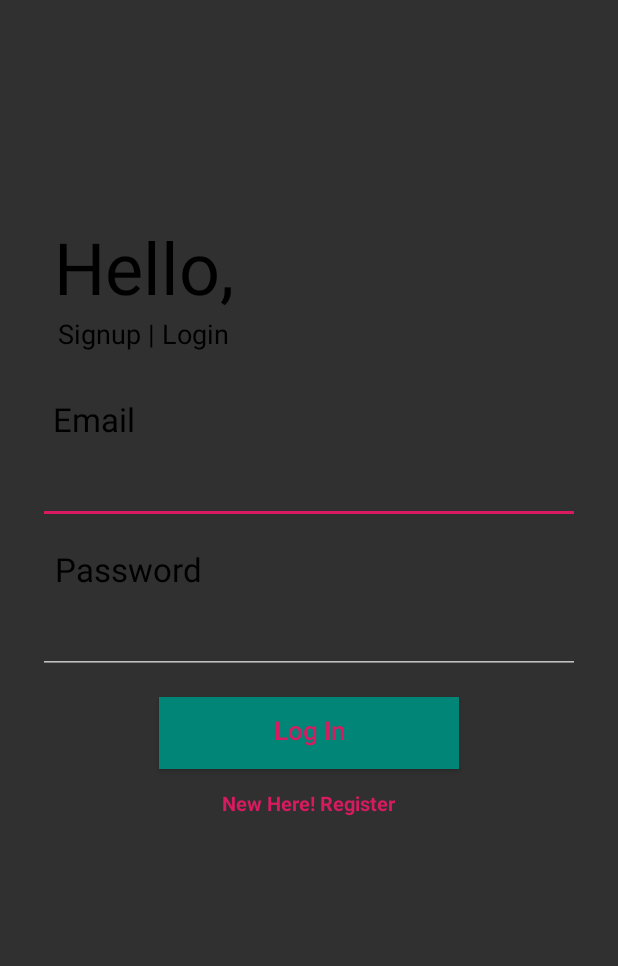
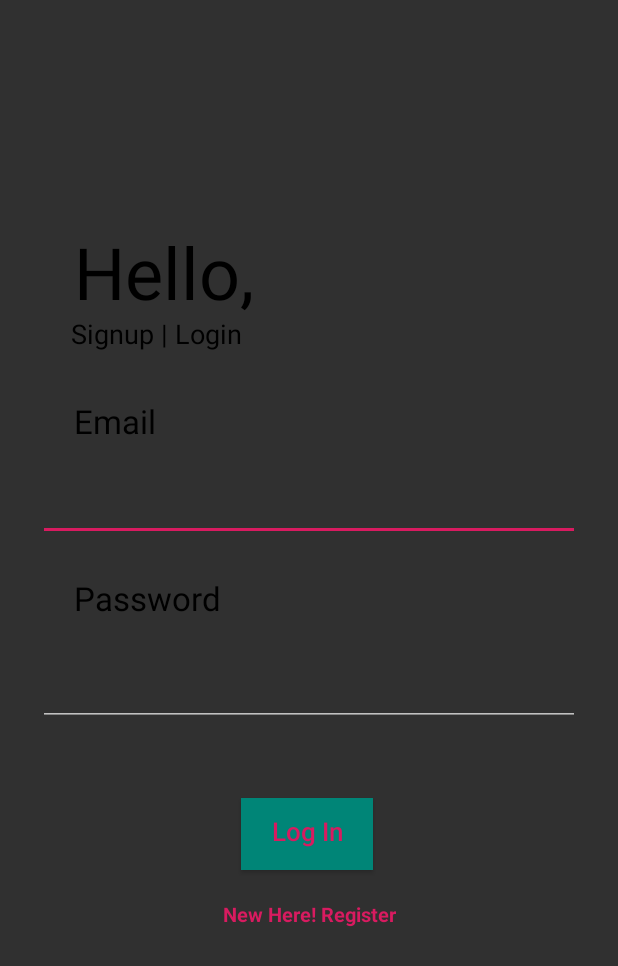
Before and after one commit to shahy3050/serveasy_garage, an Android app: the screen it shows after launch (LoginActivity), on a phone screen of 412 x 824 dp. Shown: the top 966 px of the screen. Run offline under Robolectric (Android 15) with nearby library versions, the phone set to English and light mode, and no system bars; our stand-ins replace Firebase (no records; nobody signed in at launch, a user with empty details on screens opened directly).

Commit message:
Login Activity Done

```diff
--- a/app/build.gradle
+++ b/app/build.gradle
@@ -29,8 +29,8 @@ dependencies {
     implementation 'androidx.lifecycle:lifecycle-extensions:2.0.0'
     implementation 'com.google.firebase:firebase-auth:16.0.5'
     implementation 'androidx.legacy:legacy-support-v4:1.0.0'
-    implementation 'androidx.navigation:navigation-fragment:2.0.0'
-    implementation 'com.google.android.material:material:1.0.0'
+    implementation 'androidx.navigation:navigation-fragment:2.2.1'
+    implementation 'com.google.android.material:material:1.1.0'
 
     implementation 'androidx.navigation:navigation-ui:2.0.0'
     testImplementation 'junit:junit:4.12'
--- a/app/src/main/java/com/example/serveasy_garage/LoginActivity.java
+++ b/app/src/main/java/com/example/serveasy_garage/LoginActivity.java
@@ -12,7 +12,6 @@ import android.view.View;
 import android.widget.Button;
 import android.widget.EditText;
 import android.widget.TextView;
-import android.widget.Toast;
 
 import com.google.android.gms.tasks.OnCompleteListener;
 import com.google.android.gms.tasks.Task;
@@ -100,7 +99,7 @@ public class LoginActivity extends AppCompatActivity {
                     FirebaseUser user = mAuth.getCurrentUser();
                     Log.d("serveasy", "USER IS: " + user);
 
-                    Intent intent = new Intent(LoginActivity.this, DashboardActivity.class);
+                    Intent intent = new Intent(LoginActivity.this, MainActivity.class);
                     finish();
                     startActivity(intent);
 
--- a/app/src/main/res/layout/activity_login.xml
+++ b/app/src/main/res/layout/activity_login.xml
@@ -5,100 +5,143 @@
     android:layout_height="match_parent"
     android:fitsSystemWindows="true">
 
-
     <LinearLayout
-        android:id="@+id/signup_group"
         android:layout_width="match_parent"
-        android:layout_height="600dp"
-        android:layout_marginLeft="25dp"
-        android:layout_marginTop="125dp"
-        android:layout_marginRight="25dp"
-        android:layout_marginBottom="50dp"
-        android:gravity="center"
+        android:layout_height="wrap_content"
         android:orientation="vertical">
 
 
+        <androidx.constraintlayout.widget.ConstraintLayout
+            android:layout_width="match_parent"
+            android:layout_height="730dp"
+            app:layout_constraintBottom_toBottomOf="@+id/email_edit_text"
+            app:layout_constraintTop_toBottomOf="@+id/email_edit_text">
+
             <TextView
+                android:id="@+id/textView2"
                 android:layout_width="wrap_content"
                 android:layout_height="wrap_content"
-            android:layout_marginTop="20dp"
-            android:layout_marginRight="110dp"
+                android:layout_marginStart="49dp"
+                android:layout_marginLeft="49dp"
+                android:layout_marginTop="151dp"
                 android:text="Hello,"
                 android:textColor="#000000"
-            android:textSize="48sp" />
+                android:textSize="48sp"
+                app:layout_constraintBottom_toTopOf="@+id/textView3"
+                app:layout_constraintStart_toStartOf="parent"
+                app:layout_constraintTop_toTopOf="parent" />
 
             <TextView
+                android:id="@+id/textView3"
                 android:layout_width="wrap_content"
                 android:layout_height="wrap_content"
-            android:layout_marginRight="110dp"
-            android:layout_marginBottom="30dp"
+                android:layout_marginBottom="31dp"
                 android:text="Signup | Login"
                 android:textColor="#000000"
-            android:textSize="18sp" />
+                android:textSize="18sp"
+                app:layout_constraintBottom_toTopOf="@+id/textView4"
+                app:layout_constraintEnd_toEndOf="@+id/textView4"
+                app:layout_constraintStart_toEndOf="@+id/textView4" />
 
             <TextView
+                android:id="@+id/textView4"
                 android:layout_width="wrap_content"
                 android:layout_height="wrap_content"
-            android:layout_marginRight="143dp"
+                android:layout_marginStart="24dp"
+                android:layout_marginLeft="24dp"
+                android:layout_marginBottom="10dp"
                 android:text="Email"
                 android:textAllCaps="false"
                 android:textColor="#000000"
-            android:textSize="22sp" />
+                android:textSize="22sp"
+                app:layout_constraintBottom_toTopOf="@+id/email_edit_text"
+                app:layout_constraintStart_toStartOf="@+id/email_edit_text" />
+
 
             <EditText
                 android:id="@+id/email_edit_text"
-            android:layout_width="match_parent"
+                android:layout_width="0dp"
                 android:layout_height="wrap_content"
-            android:layout_marginBottom="15dp"
+                android:layout_marginStart="25dp"
+                android:layout_marginLeft="25dp"
+                android:layout_marginEnd="25dp"
+                android:layout_marginRight="25dp"
+                android:layout_marginBottom="23dp"
                 android:inputType="textEmailAddress"
-            android:padding="15dp" />
-
+                android:padding="15dp"
+                android:visibility="visible"
+                app:layout_constraintBottom_toTopOf="@+id/textView5"
+                app:layout_constraintEnd_toEndOf="parent"
+                app:layout_constraintStart_toStartOf="parent" />
 
             <TextView
+                android:id="@+id/textView5"
                 android:layout_width="wrap_content"
+
                 android:layout_height="wrap_content"
-            android:layout_marginRight="120dp"
-
+                android:layout_marginStart="24dp"
+                android:layout_marginLeft="24dp"
+                android:layout_marginBottom="15dp"
                 android:text="Password"
                 android:textAllCaps="false"
                 android:textColor="#000000"
-            android:textSize="22sp" />
+                android:textSize="22sp"
+                app:layout_constraintBottom_toTopOf="@+id/password_edit_text"
+                app:layout_constraintStart_toStartOf="@+id/password_edit_text" />
 
             <EditText
                 android:id="@+id/password_edit_text"
-            android:layout_width="match_parent"
+                android:layout_width="0dp"
                 android:layout_height="wrap_content"
-            android:layout_marginBottom="15dp"
+                android:layout_marginStart="25dp"
+                android:layout_marginLeft="25dp"
+                android:layout_marginEnd="25dp"
+                android:layout_marginRight="25dp"
+                android:layout_marginBottom="48dp"
                 android:inputType="textPassword"
-            android:padding="15dp" />
+                android:padding="15dp"
+                app:layout_constraintBottom_toTopOf="@+id/login_button"
+                app:layout_constraintEnd_toEndOf="parent"
+                app:layout_constraintStart_toStartOf="parent" />
 
             <Button
                 android:id="@+id/login_button"
-            android:layout_width="200dp"
+                android:layout_width="wrap_content"
                 android:layout_height="wrap_content"
+
+                android:layout_marginStart="22dp"
+                android:layout_marginLeft="22dp"
+                android:layout_marginBottom="10dp"
                 android:background="@color/colorPrimary"
-
                 android:gravity="center_horizontal"
-            android:onClick="logIn"
                 android:padding="10dp"
                 android:text="Log In"
                 android:textAllCaps="false"
                 android:textColor="@color/colorAccent"
-            android:textSize="17sp" />
+                android:textSize="17sp"
+                app:layout_constraintBottom_toTopOf="@+id/register_text_view"
+                app:layout_constraintStart_toStartOf="@+id/register_text_view" />
 
             <TextView
                 android:id="@+id/register_text_view"
                 android:layout_width="wrap_content"
                 android:layout_height="wrap_content"
-            android:layout_marginTop="3dp"
+                android:layout_marginBottom="101dp"
                 android:fontFamily="sans-serif"
-            android:onClick="registerUser"
                 android:padding="10dp"
                 android:text="New Here! Register"
                 android:textAllCaps="false"
                 android:textColor="@color/colorAccent"
                 android:textSize="13sp"
-            android:textStyle="bold" />
+                android:textStyle="bold"
+                app:layout_constraintBottom_toBottomOf="parent"
+                app:layout_constraintEnd_toEndOf="parent"
+                app:layout_constraintStart_toStartOf="parent" />
+
+
+        </androidx.constraintlayout.widget.ConstraintLayout>
 
     </LinearLayout>
+
+
 </ScrollView>
```
Also changed, not shown: app/src/main/res/drawable/icons8-car-96.png (deleted). Lines whose indentation alone changed are shown as unchanged.
